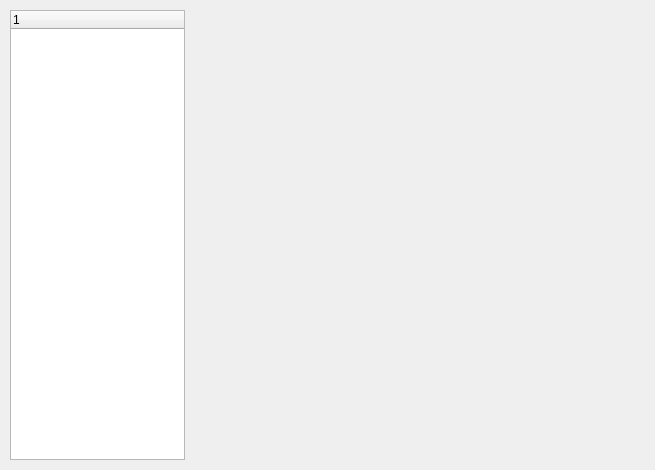
First picture: the form in catkin_ws/src/sensors/resource/sensing_window.ui, repository dksteele/Senior-Project, before the edit.
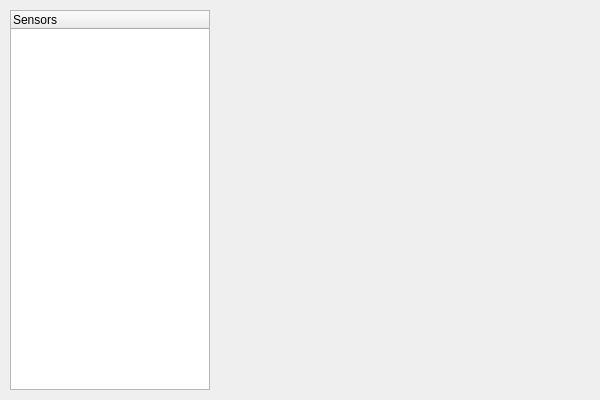
Second picture: the form after the edit.

Commit message: Updating Sensing Manager

```diff
--- a/catkin_ws/src/sensors/resource/sensing_window.ui
+++ b/catkin_ws/src/sensors/resource/sensing_window.ui
@@ -6,33 +6,39 @@
    <rect>
     <x>0</x>
     <y>0</y>
-    <width>655</width>
-    <height>470</height>
+    <width>600</width>
+    <height>400</height>
    </rect>
   </property>
   <property name="windowTitle">
    <string>Form</string>
   </property>
-  <widget class="QTreeWidget" name="sensingTree" native="true">
-   <property name="geometry">
-    <rect>
-     <x>10</x>
-     <y>10</y>
-     <width>175</width>
-     <height>450</height>
-    </rect>
+  <layout class="QHBoxLayout" name="layout">
+   <property name="spacing">
+    <number>10</number>
    </property>
-  </widget>
-  <widget class="QWidget" name="container" native="true">
-   <property name="geometry">
-    <rect>
-     <x>195</x>
-     <y>10</y>
-     <width>450</width>
-     <height>450</height>
-    </rect>
+   <property name="margin">
+    <number>10</number>
    </property>
-  </widget>
+   <item>
+    <widget class="QTreeWidget" name="sensorTree">
+     <property name="maximumSize">
+      <size>
+       <width>200</width>
+       <height>16777215</height>
+      </size>
+     </property>
+     <column>
+      <property name="text">
+       <string>Sensors</string>
+      </property>
+     </column>
+    </widget>
+   </item>
+   <item>
+    <widget class="QWidget" name="container" native="true"/>
+   </item>
+  </layout>
  </widget>
 
  <resources/>
```
Left out of the diff: 7 changed lines with no effect on the pictures. The commit also changes 4 other files.
